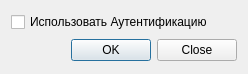
Above: OptionsDialog/optionsdialog.ui from rust3128/iMposOld before the change. Below: the same form after it.
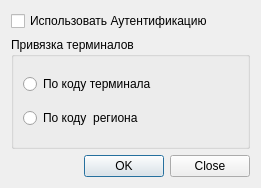
That is the form after the change.

Patch:
```diff
--- a/OptionsDialog/optionsdialog.ui
+++ b/OptionsDialog/optionsdialog.ui
@@ -6,14 +6,14 @@
    <rect>
     <x>0</x>
     <y>0</y>
-    <width>248</width>
-    <height>74</height>
+    <width>261</width>
+    <height>188</height>
    </rect>
   </property>
   <property name="windowTitle">
    <string>Параметры</string>
   </property>
-  <layout class="QGridLayout" name="gridLayout">
+  <layout class="QGridLayout" name="gridLayout_2">
    <item row="0" column="0">
     <widget class="QCheckBox" name="checkBox1000">
      <property name="text">
@@ -22,6 +22,29 @@
     </widget>
    </item>
    <item row="1" column="0">
+    <widget class="QGroupBox" name="groupBox">
+     <property name="title">
+      <string>Привязка терминалов</string>
+     </property>
+     <layout class="QGridLayout" name="gridLayout">
+      <item row="0" column="0">
+       <widget class="QRadioButton" name="radioButtonTerminal">
+        <property name="text">
+         <string>По коду терминала</string>
+        </property>
+       </widget>
+      </item>
+      <item row="1" column="0">
+       <widget class="QRadioButton" name="radioButtonRegion">
+        <property name="text">
+         <string>По коду  региона</string>
+        </property>
+       </widget>
+      </item>
+     </layout>
+    </widget>
+   </item>
+   <item row="2" column="0">
     <widget class="QDialogButtonBox" name="buttonBox">
      <property name="standardButtons">
       <set>QDialogButtonBox::Close|QDialogButtonBox::Ok</set>
```
